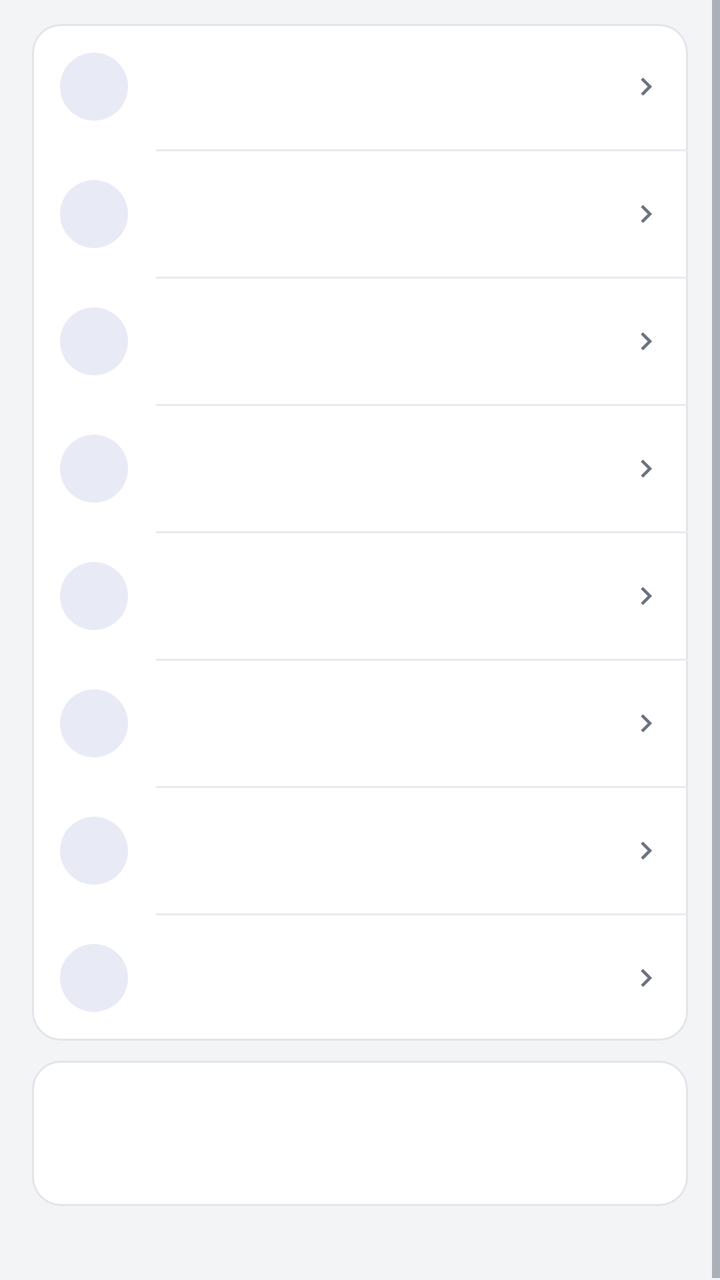
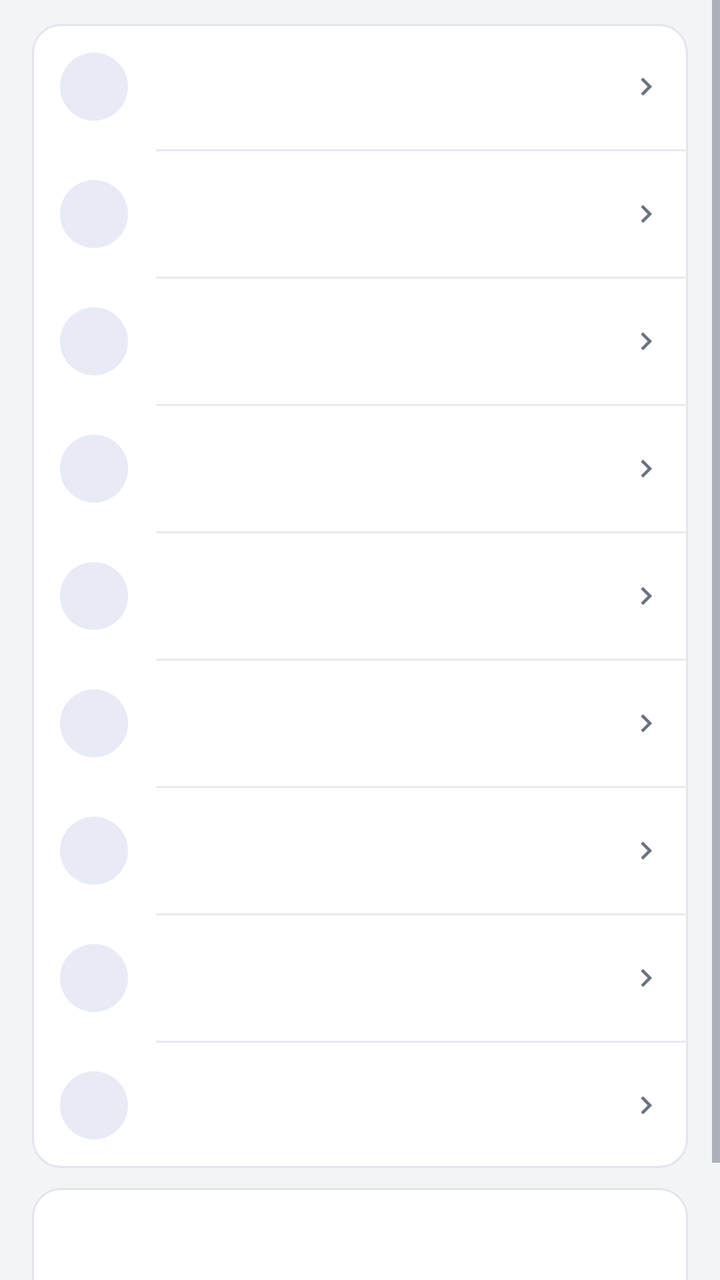

An Android layout rendered at two revisions. The XML below is the earlier revision; the diff shows what the commit changed to produce the second picture.
<!-- AndroidManifest.xml: activity theme AppTheme -->
<!-- res/layout/activity_settings.xml -->
<?xml version="1.0" encoding="utf-8"?>
<ScrollView xmlns:android="http://schemas.android.com/apk/res/android"
    android:id="@+id/root"
    android:layout_width="match_parent"
    android:layout_height="match_parent"
    android:background="@color/bg"
    android:fillViewport="true"
    android:scrollbars="vertical">

    <LinearLayout
        android:layout_width="match_parent"
        android:layout_height="wrap_content"
        android:orientation="vertical">

        <LinearLayout
            android:layout_width="match_parent"
            android:layout_height="wrap_content"
            android:orientation="vertical"
            android:paddingStart="@dimen/page_pad"
            android:paddingEnd="@dimen/page_pad"
            android:paddingTop="12dp"
            android:paddingBottom="14dp">

            
            <LinearLayout
                android:layout_width="match_parent"
                android:layout_height="wrap_content"
                android:orientation="vertical"
                android:background="@drawable/card_bg">

                
                <include
                    android:id="@+id/row_theme"
                    layout="@layout/row_action"
                    android:layout_width="match_parent"
                    android:layout_height="wrap_content" />

                <View
                    android:layout_width="match_parent"
                    android:layout_height="1dp"
                    android:layout_marginStart="62dp"
                    android:background="@color/divider" />

                
                <include
                    android:id="@+id/row_language"
                    layout="@layout/row_action"
                    android:layout_width="match_parent"
                    android:layout_height="wrap_content" />

                <View
                    android:layout_width="match_parent"
                    android:layout_height="1dp"
                    android:layout_marginStart="62dp"
                    android:background="@color/divider" />

                <include
                    android:id="@+id/row_def_slot"
                    layout="@layout/row_action"
                    android:layout_width="match_parent"
                    android:layout_height="wrap_content" />

                <View
                    android:layout_width="match_parent"
                    android:layout_height="1dp"
                    android:layout_marginStart="62dp"
                    android:background="@color/divider" />

                <include
                    android:id="@+id/row_logs"
                    layout="@layout/row_action"
                    android:layout_width="match_parent"
                    android:layout_height="wrap_content" />

                <View
                    android:layout_width="match_parent"
                    android:layout_height="1dp"
                    android:layout_marginStart="62dp"
                    android:background="@color/divider" />

                
                <include
                    android:id="@+id/row_open_logs"
                    layout="@layout/row_action"
                    android:layout_width="match_parent"
                    android:layout_height="wrap_content" />

                <View
                    android:layout_width="match_parent"
                    android:layout_height="1dp"
                    android:layout_marginStart="62dp"
                    android:background="@color/divider" />

                
                <include
                    android:id="@+id/row_auto_clean"
                    layout="@layout/row_action"
                    android:layout_width="match_parent"
                    android:layout_height="wrap_content" />

                <View
                    android:layout_width="match_parent"
                    android:layout_height="1dp"
                    android:layout_marginStart="62dp"
                    android:background="@color/divider" />

                
                <include
                    android:id="@+id/row_storage"
                    layout="@layout/row_action"
                    android:layout_width="match_parent"
                    android:layout_height="wrap_content" />

                <View
                    android:layout_width="match_parent"
                    android:layout_height="1dp"
                    android:layout_marginStart="62dp"
                    android:background="@color/divider" />

                
                <include
                    android:id="@+id/row_trash"
                    layout="@layout/row_action"
                    android:layout_width="match_parent"
                    android:layout_height="wrap_content" />
            </LinearLayout>

            
            <LinearLayout
                android:layout_width="match_parent"
                android:layout_height="wrap_content"
                android:layout_marginTop="@dimen/card_gap"
                android:orientation="vertical"
                android:background="@drawable/card_bg"
                android:paddingStart="14dp"
                android:paddingEnd="14dp"
                android:paddingTop="14dp"
                android:paddingBottom="14dp">

                <TextView
                        android:id="@+id/tx_about_card_title"
                    android:layout_width="match_parent"
                    android:layout_height="wrap_content"
                    android:textSize="15sp"
                    android:fontFamily="sans-serif-medium"
                    android:textColor="@color/fg" />

                <TextView
                    android:id="@+id/about_text"
                    android:layout_width="match_parent"
                    android:layout_height="wrap_content"
                    android:paddingTop="8dp"
                    android:textSize="12sp"
                    android:lineSpacingExtra="3dp"
                    android:textIsSelectable="true"
                    android:textColor="@color/fg_muted" />
            </LinearLayout>
        </LinearLayout>

        
        <View
            android:layout_width="match_parent"
            android:layout_height="@dimen/page_bottom_space" />
    </LinearLayout>
</ScrollView>
<!-- res/layout/row_action.xml (included above) -->
<?xml version="1.0" encoding="utf-8"?>
<LinearLayout xmlns:android="http://schemas.android.com/apk/res/android"
    android:layout_width="match_parent"
    android:layout_height="wrap_content"
    android:orientation="horizontal"
    android:gravity="center_vertical"
    android:background="?android:attr/selectableItemBackground"
    android:clickable="true"
    android:focusable="false"
    android:paddingStart="14dp"
    android:paddingEnd="12dp"
    android:paddingTop="12dp"
    android:paddingBottom="12dp">

    <FrameLayout
        android:layout_width="@dimen/row_icon_box"
        android:layout_height="@dimen/row_icon_box"
        android:background="@drawable/icon_circle">

        <ImageView
            android:id="@+id/act_icon"
            android:layout_width="@dimen/row_icon"
            android:layout_height="@dimen/row_icon"
            android:layout_gravity="center"
            android:tint="@color/accent" />
    </FrameLayout>

    <LinearLayout
        android:layout_width="0dp"
        android:layout_height="wrap_content"
        android:layout_weight="1"
        android:layout_marginStart="14dp"
        android:orientation="vertical">

        <TextView
            android:id="@+id/act_title"
            android:layout_width="match_parent"
            android:layout_height="wrap_content"
            android:singleLine="true"
            android:ellipsize="end"
            android:textSize="15sp"
            android:textColor="@color/fg" />

        <TextView
            android:id="@+id/act_sub"
            android:layout_width="match_parent"
            android:layout_height="wrap_content"
            android:paddingTop="2dp"
            android:textSize="12sp"
            android:textColor="@color/fg_muted" />
    </LinearLayout>

    <ImageView
        android:layout_width="@dimen/row_chevron"
        android:layout_height="@dimen/row_chevron"
        android:layout_marginStart="8dp"
        android:src="@drawable/ic_chevron"
        android:tint="@color/fg_muted" />
</LinearLayout>
<!-- resources referenced by this layout -->
<resources>
  <color name="accent">#FF3F51B5</color>
  <color name="bg">#FFF3F4F6</color>
  <color name="divider">#FFE8EAEE</color>
  <color name="fg">#FF1A1C1E</color>
  <color name="fg_muted">#FF6B7280</color>
  <dimen name="card_gap">10dp</dimen>
  <dimen name="page_bottom_space">24dp</dimen>
  <dimen name="page_pad">16dp</dimen>
  <dimen name="row_chevron">18dp</dimen>
  <dimen name="row_icon">22dp</dimen>
  <dimen name="row_icon_box">34dp</dimen>
  <!-- drawable card_bg (drawable) -->
  <?xml version="1.0" encoding="utf-8"?>
  <shape xmlns:android="http://schemas.android.com/apk/res/android"
      android:shape="rectangle">
      <solid android:color="@color/card" />
      <corners android:radius="14dp" />
      <stroke android:width="1dp" android:color="@color/card_stroke" />
  </shape>
  <!-- drawable ic_chevron (drawable) -->
  <?xml version="1.0" encoding="utf-8"?>
  <vector xmlns:android="http://schemas.android.com/apk/res/android"
      android:width="24dp"
      android:height="24dp"
      android:viewportWidth="24"
      android:viewportHeight="24">
      <path
          android:fillColor="@color/icon_tint"
          android:pathData="M10,6L8.59,7.41 13.17,12l-4.58,4.59L10,18l6,-6z" />
  </vector>
  <!-- drawable icon_circle (drawable) -->
  <?xml version="1.0" encoding="utf-8"?>
  <shape xmlns:android="http://schemas.android.com/apk/res/android"
      android:shape="oval">
      <solid android:color="@color/accent_soft" />
  </shape>
  <style name="AppTheme" parent="android:Theme.Material.Light">
          <item name="android:windowBackground">@color/bg</item>
          <item name="android:textColorPrimary">@color/fg</item>
          <item name="android:textColorSecondary">@color/fg_muted</item>
          <item name="android:colorAccent">@color/accent</item>
  
          
          <item name="android:colorPrimary">@color/appbar</item>
          <item name="android:colorPrimaryDark">@color/statusbar</item>
          <item name="android:statusBarColor">@color/statusbar</item>
          <item name="android:windowLightStatusBar">false</item>
          <item name="android:actionBarStyle">@style/AppBarStyle</item>
  
          
          <item name="android:alertDialogTheme">@style/AppDialogTheme</item>
      </style>
  <color name="card">#FFFFFFFF</color>
  <color name="card_stroke">#FFE3E5EA</color>
  <color name="icon_tint">#FF5F6368</color>
  <color name="accent_soft">#FFE8EAF6</color>
  <color name="appbar">#FF3F51B5</color>
  <color name="statusbar">#FF303F9F</color>
  <style name="AppBarStyle" parent="android:Widget.Material.ActionBar.Solid">
          <item name="android:background">@color/appbar</item>
          
          <item name="android:elevation">0dp</item>
          
          <item name="android:contentInsetStart">16dp</item>
          <item name="android:titleTextStyle">@style/AppBarTitle</item>
      </style>
  <style name="AppDialogTheme" parent="android:Theme.Material.Light.Dialog.Alert">
          <item name="android:windowBackground">@drawable/dlg_bg</item>
          <item name="android:colorAccent">@color/accent</item>
          <item name="android:textColorPrimary">@color/fg</item>
          <item name="android:textColorSecondary">@color/fg_muted</item>
          <item name="android:colorControlNormal">@color/fg_muted</item>
      </style>
  <style name="AppBarTitle" parent="android:TextAppearance.Material.Widget.ActionBar.Title">
          <item name="android:textColor">@color/on_appbar</item>
          <item name="android:textSize">20sp</item>
          <item name="android:fontFamily">sans-serif-medium</item>
      </style>
  <!-- drawable dlg_bg (drawable) -->
  <?xml version="1.0" encoding="utf-8"?>
  <inset xmlns:android="http://schemas.android.com/apk/res/android"
      android:inset="16dp">
      <shape android:shape="rectangle">
          <solid android:color="@color/card" />
          <corners android:radius="14dp" />
          <stroke android:width="1dp" android:color="@color/card_stroke" />
      </shape>
  </inset>
  <color name="on_appbar">#FFFFFFFF</color>
</resources>

<!-- the commit's change to res/layout/activity_settings.xml (unified diff, before → after) -->
@@ -44,6 +44,19 @@
                 
                 <include
                     android:id="@+id/row_language"
+                    layout="@layout/row_action"
+                    android:layout_width="match_parent"
+                    android:layout_height="wrap_content" />
+
+                <View
+                    android:layout_width="match_parent"
+                    android:layout_height="1dp"
+                    android:layout_marginStart="62dp"
+                    android:background="@color/divider" />
+
+                
+                <include
+                    android:id="@+id/row_lang_pack"
                     layout="@layout/row_action"
                     android:layout_width="match_parent"
                     android:layout_height="wrap_content" />
